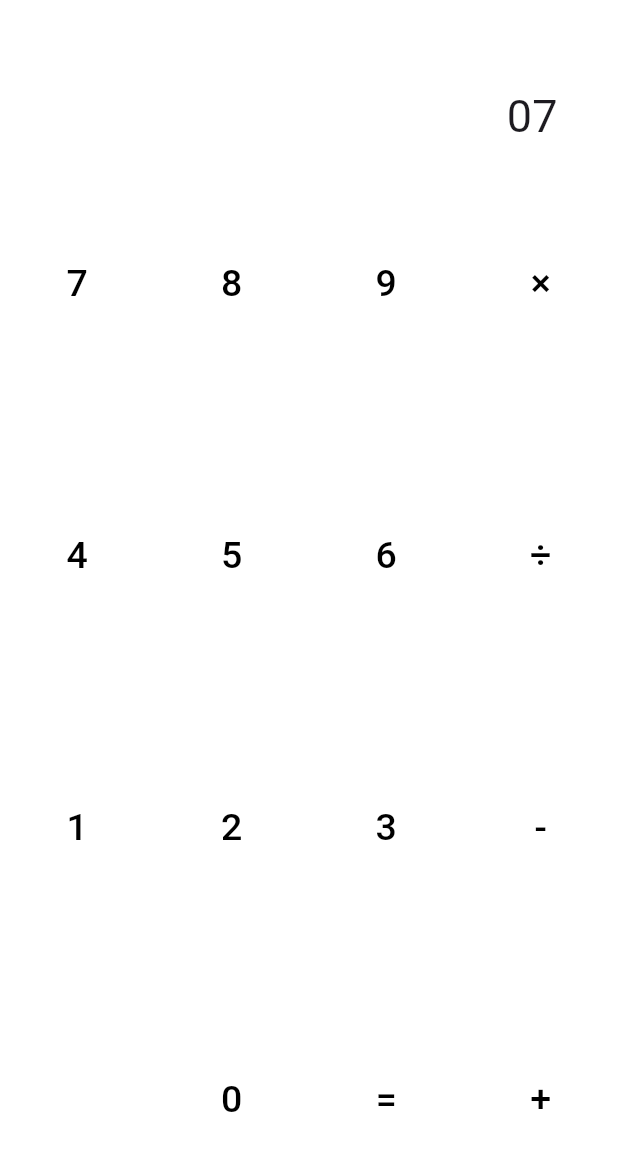
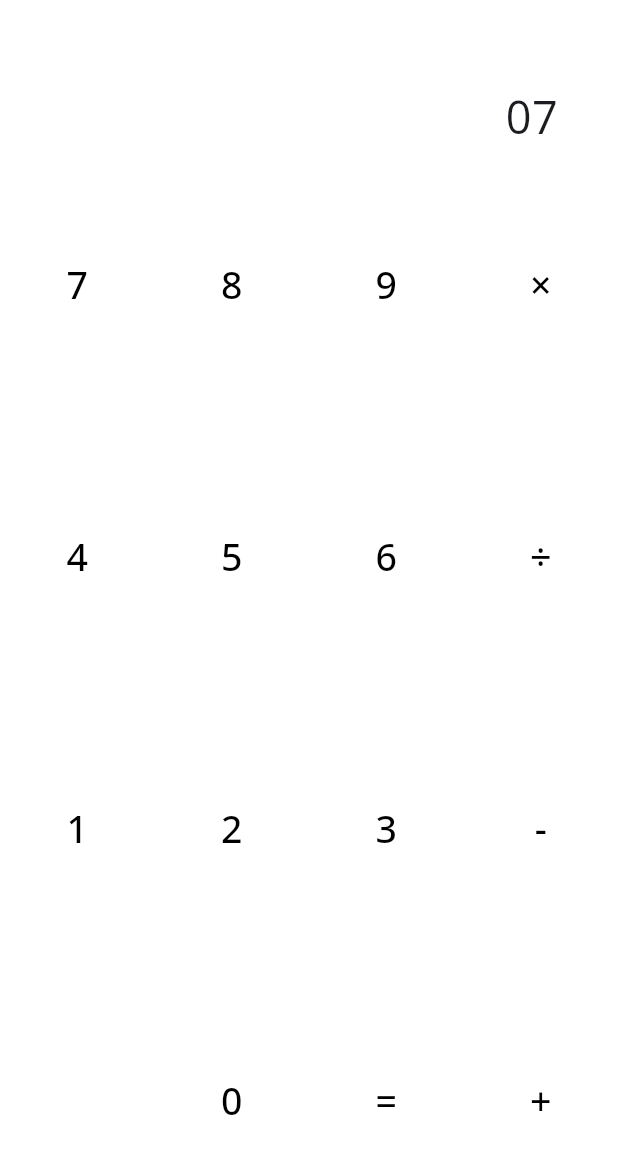
Before and after one commit to WenHaozhan/protocalculator, a Flutter app: the screen it shows after launch, after a tap on an icon or button, on a phone screen of 412 x 824 dp. Shown: the top 1154 px of the screen. Run offline on Flutter 3.47's test engine with Material 3 defaults, Android fonts, the phone set to English and light mode, and no system bars; our stand-ins replace flutter_bloc, freezed_annotation, google_fonts.

Commit message:
Refactored to use freezed, added app ThemeData and Google Fonts

```diff
--- a/lib/calculator_button.dart
+++ b/lib/calculator_button.dart
@@ -9,15 +9,16 @@ class CalculatorButton extends StatelessWidget {
 
   @override
   Widget build(BuildContext context) {
+    final input = context.watch<CalculatorInput>();
     return Expanded(
         child: TextButton(
             onPressed: c == ''
                 ? null
                 : () {
-                    var input = context.read<CalculatorInput>();
                     input.add(c);
                   },
             style: const ButtonStyle(
+                overlayColor: MaterialStatePropertyAll<Color>(Colors.grey),
                 foregroundColor: MaterialStatePropertyAll<Color>(Colors.black),
                 backgroundColor: MaterialStatePropertyAll<Color>(Colors.white),
                 shape: MaterialStatePropertyAll<RoundedRectangleBorder>(
--- a/lib/calculator_button_layout.dart
+++ b/lib/calculator_button_layout.dart
@@ -4,10 +4,10 @@ import 'package:flutter_bloc/flutter_bloc.dart';
 import "calculator_input.dart";
 import "calculator_button.dart";
 
-var buttonBuilder =
-    (c) => BlocBuilder<CalculatorInput, String>(builder: (context, input) {
-          return CalculatorButton(c: c);
-        });
+var buttonBuilder = (c) =>
+    BlocBuilder<CalculatorInput, CalculatorState>(builder: (context, input) {
+      return CalculatorButton(c: c);
+    });
 
 class CalculatorButtonLayout extends StatelessWidget {
   const CalculatorButtonLayout({super.key});
--- a/lib/calculator_input.dart
+++ b/lib/calculator_input.dart
@@ -1,11 +1,22 @@
+import 'package:freezed_annotation/freezed_annotation.dart';
+import 'package:flutter/foundation.dart';
+import 'package:flutter_bloc/flutter_bloc.dart';
+part 'calculator_input.freezed.dart';
+
 //import 'package:flutter/material.dart';
-import 'package:flutter_bloc/flutter_bloc.dart';
 
-class CalculatorInput extends Cubit<String> {
-  CalculatorInput() : super("");
+@unfreezed
+class CalculatorState with _$CalculatorState {
+  const factory CalculatorState({required final String input}) =
+      _CalculatorState;
+}
+
+class CalculatorInput extends Cubit<CalculatorState> {
+  CalculatorInput() : super(const CalculatorState(input: ''));
 
   void add(String c) {
-    var input = state;
+    final cs = state;
+    var input = cs.input;
     if (c != '=') {
       input += c;
     } else {
@@ -25,9 +36,9 @@ class CalculatorInput extends Cubit<String> {
         case '÷':
           input = "${num1 / num2}";
         default:
-          //error
+        //error
       }
     }
-    emit(input);
+    emit(CalculatorState(input: input));
   }
 }
--- a/lib/main.dart
+++ b/lib/main.dart
@@ -1,5 +1,6 @@
 import 'package:flutter/material.dart';
 import 'package:flutter_bloc/flutter_bloc.dart';
+import 'package:google_fonts/google_fonts.dart';
 
 import "calculator_button_layout.dart";
 import "calculator_input.dart";
@@ -16,14 +17,18 @@ class MainApp extends StatelessWidget {
   Widget build(BuildContext context) {
     return MaterialApp(
         //color: Colors.white,
+        theme: ThemeData(
+            colorScheme: const ColorScheme.light(),
+            textTheme: GoogleFonts.openSansTextTheme()),
+        title: 'Calculator',
         home: Scaffold(
-      backgroundColor: Colors.white,
-      appBar: AppBar(
-        backgroundColor: Colors.white,
-        title: const Text(""),
-      ),
-      body: const MyCalculator(),
-    ));
+          //backgroundColor: Colors.white,
+          appBar: AppBar(
+            //backgroundColor: Colors.white,
+            title: const Text(""),
+          ),
+          body: const MyCalculator(),
+        ));
   }
 }
 
@@ -33,11 +38,11 @@ class MyCalculator extends StatelessWidget {
   @override
   Widget build(BuildContext context) {
     return Column(crossAxisAlignment: CrossAxisAlignment.end, children: [
-      BlocBuilder<CalculatorInput, String>(builder: (context, input) {
+      BlocBuilder<CalculatorInput, CalculatorState>(builder: (context, cs) {
         return Container(
             color: Colors.white,
             padding: const EdgeInsets.only(right: 40, left: 40),
-            child: Text(input,
+            child: Text(cs.input,
                 textAlign: TextAlign.right,
                 style: const TextStyle(fontSize: 30)));
       }),
--- a/pubspec.yaml
+++ b/pubspec.yaml
@@ -10,12 +10,18 @@ dependencies:
   flutter:
     sdk: flutter
   flutter_bloc: ^8.1.3
+  freezed_annotation: ^2.4.1
+  google_fonts: ^6.1.0
+  json_annotation: ^4.8.1
   provider: ^6.1.1
 
 dev_dependencies:
   flutter_test:
     sdk: flutter
   flutter_lints: ^2.0.0
+  build_runner: ^2.4.8
+  freezed: ^2.4.6
+  json_serializable: ^6.7.1
 
 flutter:
   uses-material-design: true
```
Also changed, not shown: lib/calculator_input.freezed.dart (added), pubspec.lock, 10 other files.
